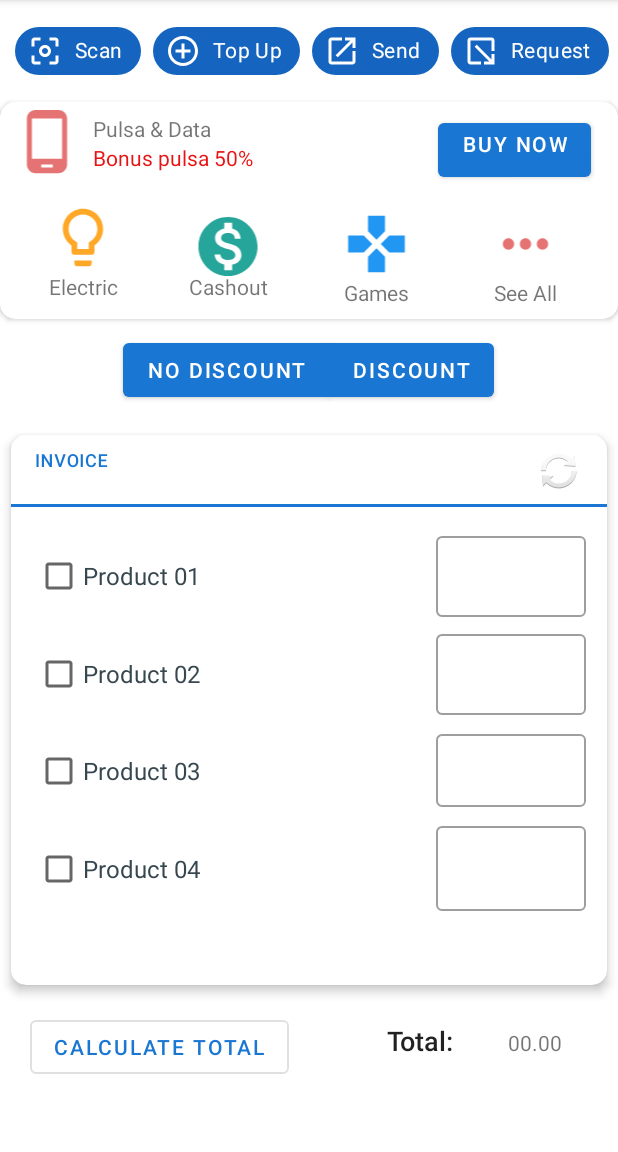
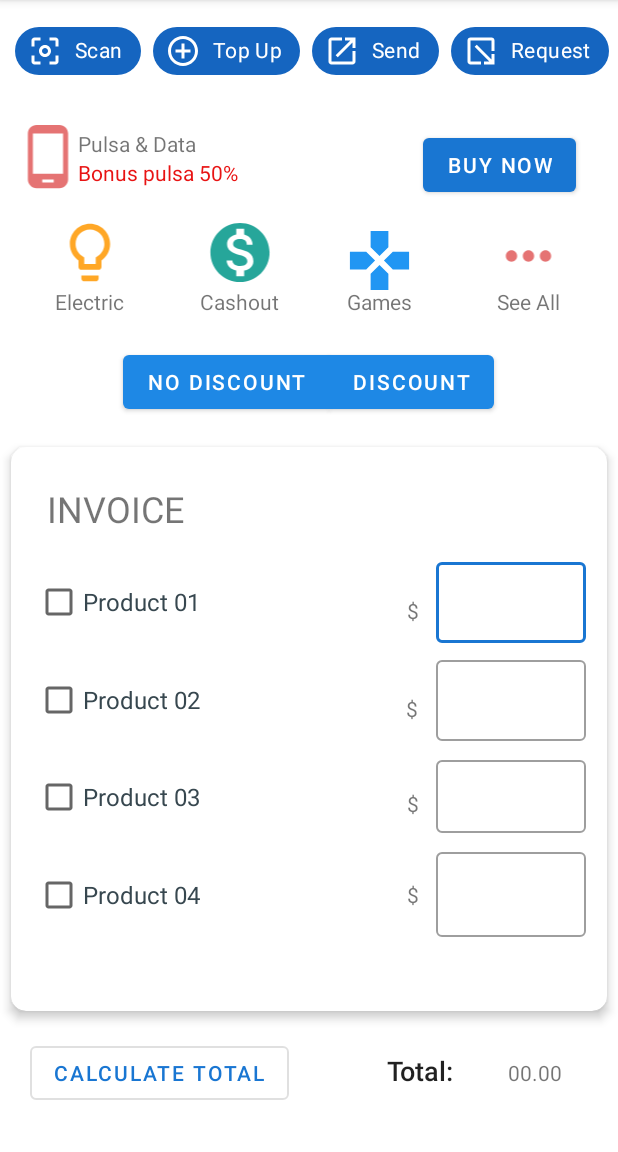
Before and after one commit to watsonkalamari/android_assignment4, an Android app: the screen it shows after launch (MainActivity), on a phone screen of 412 x 824 dp, the part 84-1236 px from its top. Run offline under Robolectric (Android 15) with nearby library versions, the phone set to English and light mode, and no system bars.

Commit message:
Work in Progress
Trying to get the value of product 1 to show up in the total's textview.

```diff
--- a/android-layouts-alt-master/app/src/main/java/com/ualr/layoutassignment/MainActivity.java
+++ b/android-layouts-alt-master/app/src/main/java/com/ualr/layoutassignment/MainActivity.java
@@ -23,6 +23,7 @@ public class MainActivity extends AppCompatActivity {
     }
     // TODO 03. Bind the "calculateTotal" method to the button with the "CALCULATE TOTAL" label
 
+    double product1;
     @Override
     protected void onCreate(Bundle savedInstanceState) {
 
@@ -31,21 +32,12 @@ public class MainActivity extends AppCompatActivity {
         super.onCreate(savedInstanceState);
 
 
-
-
-
         binding.calculateBtn.setOnClickListener(new View.OnClickListener(){
             @Override
             public void onClick(View view){
-                double prod1=0.0;
+                product1=Double.parseDouble(binding.product1Ed.getText().toString());
 
-                if(binding.product1Cbx.isChecked()==true)
-                {
-                    prod1= Double.valueOf(binding.product1Edtxt.getText().toString());
-
-                }
-             binding.totalAmountVw.setText(calculateTotal(prod1));
-
+                binding.totalAmountVw.setText(calculateTotal(product1));
             }
         });
 
--- a/android-layouts-alt-master/app/src/main/res/layout/activity_main.xml
+++ b/android-layouts-alt-master/app/src/main/res/layout/activity_main.xml
@@ -66,7 +66,8 @@
         <androidx.constraintlayout.widget.ConstraintLayout
             style="@style/CardView.White"
             android:layout_width="match_parent"
-            android:layout_height="match_parent">
+            android:layout_height="match_parent"
+            android:padding="10dp">
 
             <androidx.appcompat.widget.AppCompatImageView
                 android:id="@+id/appCompatImageView2"
@@ -116,7 +117,7 @@
                 android:layout_marginTop="8dp"
                 android:layout_marginEnd="18dp"
                 android:layout_marginRight="18dp"
-                android:gravity="right|end"
+                android:gravity="center|right|end"
                 android:text="@string/buy_now"
                 app:layout_constraintEnd_toEndOf="parent"
                 app:layout_constraintTop_toTopOf="parent" />
@@ -128,8 +129,8 @@
                 android:layout_marginStart="29dp"
                 android:layout_marginLeft="29dp"
                 android:layout_marginTop="18dp"
-                android:layout_marginEnd="45dp"
-                android:layout_marginRight="45dp"
+                android:layout_marginEnd="24dp"
+                android:layout_marginRight="24dp"
                 android:src="@drawable/ic_lightbulb"
                 app:layout_constraintEnd_toStartOf="@+id/appCompatImageView3"
                 app:layout_constraintStart_toStartOf="parent"
@@ -139,18 +140,21 @@
                 android:id="@+id/appCompatImageView3"
                 android:layout_width="52dp"
                 android:layout_height="47dp"
-                android:layout_marginTop="26dp"
+                android:layout_marginStart="24dp"
+                android:layout_marginLeft="24dp"
+                android:layout_marginTop="20dp"
                 android:layout_marginEnd="47dp"
                 android:layout_marginRight="47dp"
                 android:src="@drawable/ic_monetization_on"
                 app:layout_constraintEnd_toStartOf="@+id/games_imgvw"
+                app:layout_constraintStart_toEndOf="@+id/lightbulb_imgvw"
                 app:layout_constraintTop_toBottomOf="@+id/textView"
                 app:srcCompat="@drawable/ic_monetization_on" />
 
             <androidx.appcompat.widget.AppCompatImageView
                 android:id="@+id/games_imgvw"
                 android:layout_width="51dp"
-                android:layout_height="45dp"
+                android:layout_height="47dp"
                 android:layout_marginTop="72dp"
                 android:layout_marginEnd="48dp"
                 android:layout_marginRight="48dp"
@@ -163,9 +167,10 @@
                 android:layout_width="51dp"
                 android:layout_height="45dp"
                 android:layout_marginTop="16dp"
-                android:layout_marginEnd="36dp"
-                android:layout_marginRight="36dp"
+                android:layout_marginEnd="24dp"
+                android:layout_marginRight="24dp"
                 android:src="@drawable/ic_more_horiz"
+                app:layout_constraintBottom_toTopOf="@+id/seeAll_txtvw"
                 app:layout_constraintEnd_toEndOf="parent"
                 app:layout_constraintTop_toBottomOf="@+id/materialButton" />
 
@@ -192,22 +197,18 @@
                 android:layout_width="wrap_content"
                 android:layout_height="wrap_content"
                 android:text="@string/games"
-                app:layout_constraintBottom_toBottomOf="parent"
+                app:layout_constraintBaseline_toBaselineOf="@+id/cashout_imgvw"
                 app:layout_constraintEnd_toEndOf="@+id/games_imgvw"
-                app:layout_constraintStart_toStartOf="@+id/games_imgvw"
-                app:layout_constraintTop_toBottomOf="@+id/games_imgvw"
-                app:layout_constraintVertical_bias="0.0" />
+                app:layout_constraintStart_toStartOf="@+id/games_imgvw" />
 
             <TextView
                 android:id="@+id/seeAll_txtvw"
                 android:layout_width="wrap_content"
                 android:layout_height="wrap_content"
-                android:layout_marginBottom="8dp"
                 android:text="@string/seeAll"
-                app:layout_constraintBottom_toBottomOf="parent"
+                app:layout_constraintBaseline_toBaselineOf="@+id/games_txtvw"
                 app:layout_constraintEnd_toEndOf="@+id/seeAll_imgvw"
-                app:layout_constraintStart_toStartOf="@+id/seeAll_imgvw"
-                app:layout_constraintTop_toBottomOf="@+id/seeAll_imgvw" />
+                app:layout_constraintStart_toStartOf="@+id/seeAll_imgvw" />
         </androidx.constraintlayout.widget.ConstraintLayout>
     </androidx.cardview.widget.CardView>
 
@@ -228,15 +229,16 @@
             android:layout_height="wrap_content"
             android:layout_gravity="center"
             android:checkable="true"
-            android:text="@string/no_discount" />
+            android:text="@string/no_discount"
+            app:backgroundTint="@color/btn_group_bg" />
 
         <com.google.android.material.button.MaterialButton
             android:id="@+id/discount_btntog"
             android:layout_width="wrap_content"
             android:layout_height="wrap_content"
             android:layout_gravity="center"
-            android:checkable="true"
-            android:text="@string/discount" />
+            android:text="@string/discount"
+            app:backgroundTint="@color/btn_group_txt" />
     </com.google.android.material.button.MaterialButtonToggleGroup>
 
     <androidx.cardview.widget.CardView
@@ -249,6 +251,22 @@
         <androidx.constraintlayout.widget.ConstraintLayout
             android:layout_width="match_parent"
             android:layout_height="wrap_content">
+
+            <TextView
+                android:id="@+id/textView2"
+                android:layout_width="wrap_content"
+                android:layout_height="wrap_content"
+                android:layout_marginStart="24dp"
+                android:layout_marginLeft="24dp"
+                android:layout_marginTop="15dp"
+                android:layout_marginBottom="30dp"
+                android:layout_weight="1"
+                android:text="@string/invoice"
+                android:textSize="24sp"
+                app:layout_constraintBottom_toTopOf="@+id/product1_cbx"
+                app:layout_constraintStart_toStartOf="parent"
+                app:layout_constraintTop_toTopOf="parent"
+                app:layout_constraintVertical_bias="1.0" />
 
             <CheckBox
                 android:id="@+id/product2_cbx"
@@ -266,10 +284,9 @@
                 android:layout_height="wrap_content"
                 android:layout_marginStart="16dp"
                 android:layout_marginLeft="16dp"
-                android:layout_marginTop="30dp"
                 android:text="Product 01"
-                app:layout_constraintStart_toStartOf="parent"
-                app:layout_constraintTop_toBottomOf="@+id/invoice_txtInLay" />
+                app:layout_constraintBaseline_toBaselineOf="@+id/textInputLayout"
+                app:layout_constraintStart_toStartOf="parent" />
 
             <CheckBox
                 android:id="@+id/product3_cbx"
@@ -296,15 +313,16 @@
                 android:layout_height="wrap_content"
                 android:layout_marginStart="157dp"
                 android:layout_marginLeft="157dp"
+                android:layout_marginTop="71dp"
                 android:layout_marginEnd="14dp"
                 android:layout_marginRight="14dp"
                 android:gravity="end"
-                app:layout_constraintBaseline_toBaselineOf="@+id/product1_cbx"
                 app:layout_constraintEnd_toEndOf="parent"
-                app:layout_constraintStart_toEndOf="@+id/product1_cbx">
+                app:layout_constraintStart_toEndOf="@+id/product1_cbx"
+                app:layout_constraintTop_toTopOf="parent">
 
                 <com.google.android.material.textfield.TextInputEditText
-                    android:id="@+id/product1_edtxt"
+                    android:id="@+id/product1_ed"
                     style="@style/Widget.MaterialComponents.TextInputLayout.OutlinedBox"
                     android:layout_width="100dp"
                     android:layout_height="match_parent" />
@@ -326,7 +344,7 @@
                 app:layout_constraintTop_toBottomOf="@+id/textInputLayout">
 
                 <com.google.android.material.textfield.TextInputEditText
-                    android:id="@+id/product2_edtxt"
+                    android:id="@+id/product2_ed"
                     style="@style/Widget.MaterialComponents.TextInputLayout.OutlinedBox"
                     android:layout_width="100dp"
                     android:layout_height="match_parent"
@@ -350,7 +368,7 @@
                 app:layout_constraintTop_toBottomOf="@+id/textInputLayout2">
 
                 <com.google.android.material.textfield.TextInputEditText
-                    android:id="@+id/product3_edtxt"
+                    android:id="@+id/product3_ed"
                     android:layout_width="100dp"
                     android:layout_height="match_parent" />
             </com.google.android.material.textfield.TextInputLayout>
@@ -372,26 +390,68 @@
                 app:layout_constraintTop_toBottomOf="@+id/textInputLayout3">
 
                 <com.google.android.material.textfield.TextInputEditText
-                    android:id="@+id/product4_edtxt"
+                    android:id="@+id/product4_ed"
                     android:layout_width="match_parent"
                     android:layout_height="match_parent" />
             </com.google.android.material.textfield.TextInputLayout>
 
-            <com.google.android.material.textfield.TextInputLayout
-                android:id="@+id/invoice_txtInLay"
-                android:layout_width="match_parent"
+            <TextView
+                android:id="@+id/dollar_tv"
+                android:layout_width="wrap_content"
                 android:layout_height="wrap_content"
-                app:layout_constraintTop_toTopOf="parent"
-                tools:layout_editor_absoluteX="1dp">
+                android:layout_marginStart="138dp"
+                android:layout_marginLeft="138dp"
+                android:layout_marginTop="94dp"
+                android:layout_marginEnd="12dp"
+                android:layout_marginRight="12dp"
+                android:layout_marginBottom="41dp"
+                android:text="@string/dollar_symbol"
+                app:layout_constraintBottom_toTopOf="@+id/dollar_tv2"
+                app:layout_constraintEnd_toStartOf="@+id/textInputLayout"
+                app:layout_constraintStart_toEndOf="@+id/product1_cbx"
+                app:layout_constraintTop_toTopOf="parent" />
 
-                <com.google.android.material.textfield.TextInputEditText
-                    style="@style/Widget.MaterialComponents.Button.OutlinedButton"
-                    android:layout_width="match_parent"
-                    android:layout_height="wrap_content"
-                    android:drawableEnd="@android:drawable/ic_popup_sync"
-                    android:gravity="start"
-                    android:hint="@string/invoice" />
-            </com.google.android.material.textfield.TextInputLayout>
+            <TextView
+                android:id="@+id/dollar_tv2"
+                android:layout_width="wrap_content"
+                android:layout_height="wrap_content"
+                android:layout_marginStart="137dp"
+                android:layout_marginLeft="137dp"
+                android:layout_marginEnd="12dp"
+                android:layout_marginRight="12dp"
+                android:layout_marginBottom="44dp"
+                android:text="@string/dollar_symbol"
+                app:layout_constraintBottom_toTopOf="@+id/dollar_tv3"
+                app:layout_constraintEnd_toStartOf="@+id/textInputLayout2"
+                app:layout_constraintStart_toEndOf="@+id/product2_cbx" />
+
+            <TextView
+                android:id="@+id/dollar_tv3"
+                android:layout_width="wrap_content"
+                android:layout_height="wrap_content"
+                android:layout_marginStart="138dp"
+                android:layout_marginLeft="138dp"
+                android:layout_marginEnd="12dp"
+                android:layout_marginRight="12dp"
+                android:layout_marginBottom="41dp"
+                android:text="@string/dollar_symbol"
+                app:layout_constraintBottom_toTopOf="@+id/dollar_tv4"
+                app:layout_constraintEnd_toStartOf="@+id/textInputLayout3"
+                app:layout_constraintStart_toEndOf="@+id/product3_cbx" />
+
+            <TextView
+                android:id="@+id/dollar_tv4"
+                android:layout_width="wrap_content"
+                android:layout_height="wrap_content"
+                android:layout_marginStart="138dp"
+                android:layout_marginLeft="138dp"
+                android:layout_marginEnd="12dp"
+                android:layout_marginRight="12dp"
+                android:layout_marginBottom="68dp"
+                android:text="@string/dollar_symbol"
+                app:layout_constraintBottom_toBottomOf="parent"
+                app:layout_constraintEnd_toStartOf="@+id/textInputLayout4"
+                app:layout_constraintStart_toEndOf="@+id/product4_cbx" />
 
         </androidx.constraintlayout.widget.ConstraintLayout>
 
@@ -423,11 +483,10 @@
             android:layout_marginLeft="69dp"
             android:layout_marginEnd="15dp"
             android:layout_marginRight="15dp"
-            android:layout_marginBottom="24dp"
             android:text="Total: "
             android:textAppearance="@style/TextAppearance.AppCompat.Body2"
             android:textSize="18sp"
-            app:layout_constraintBottom_toBottomOf="parent"
+            app:layout_constraintBaseline_toBaselineOf="@+id/calculate_btn"
             app:layout_constraintEnd_toStartOf="@+id/totalAmount_vw"
             app:layout_constraintStart_toEndOf="@+id/calculate_btn" />
 
--- a/android-layouts-alt-master/app/src/main/res/values/styles.xml
+++ b/android-layouts-alt-master/app/src/main/res/values/styles.xml
@@ -38,6 +38,8 @@
         <item name="android:textColor">@color/grey_80</item>
         <item name="buttonTint">@color/colorPrimary</item>
         <item name="fontFamily">sans-serif-medium</item>
+
+
     </style>
 
     <style name="EditText.Blue" parent="Widget.AppCompat.EditText">
```
